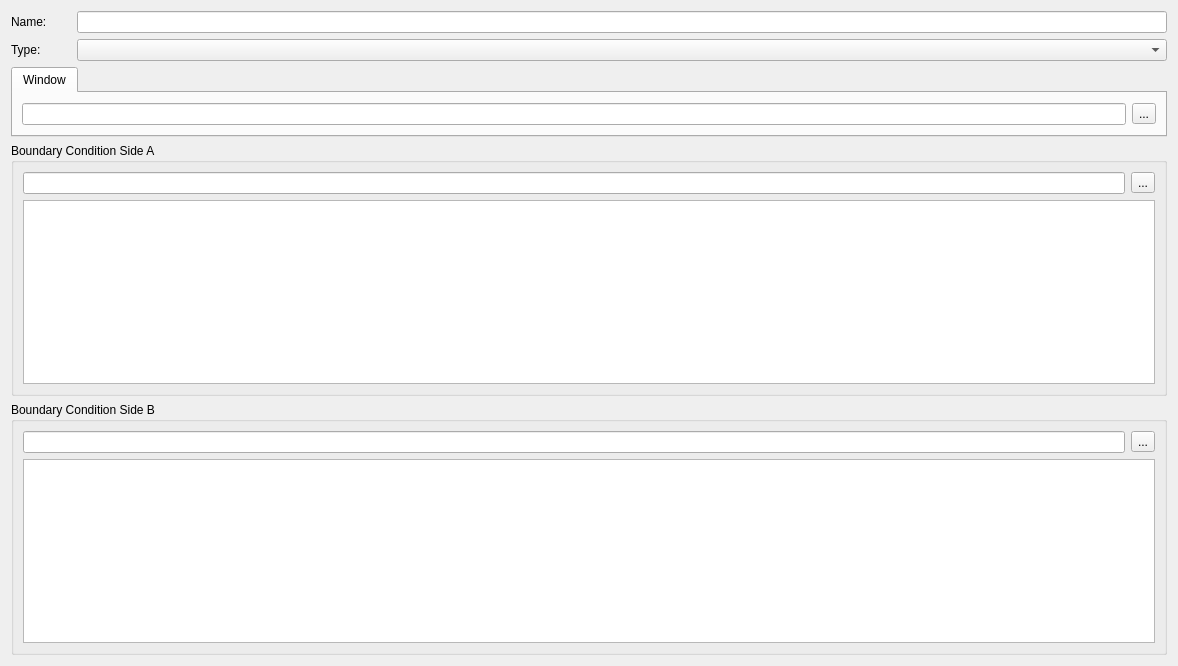
Before: the Qt Designer form SIM-VICUS/src/SVDBSubSurfaceComponentEditWidget.ui in ghorwin/SIM-VICUS, drawn with Qt 5.
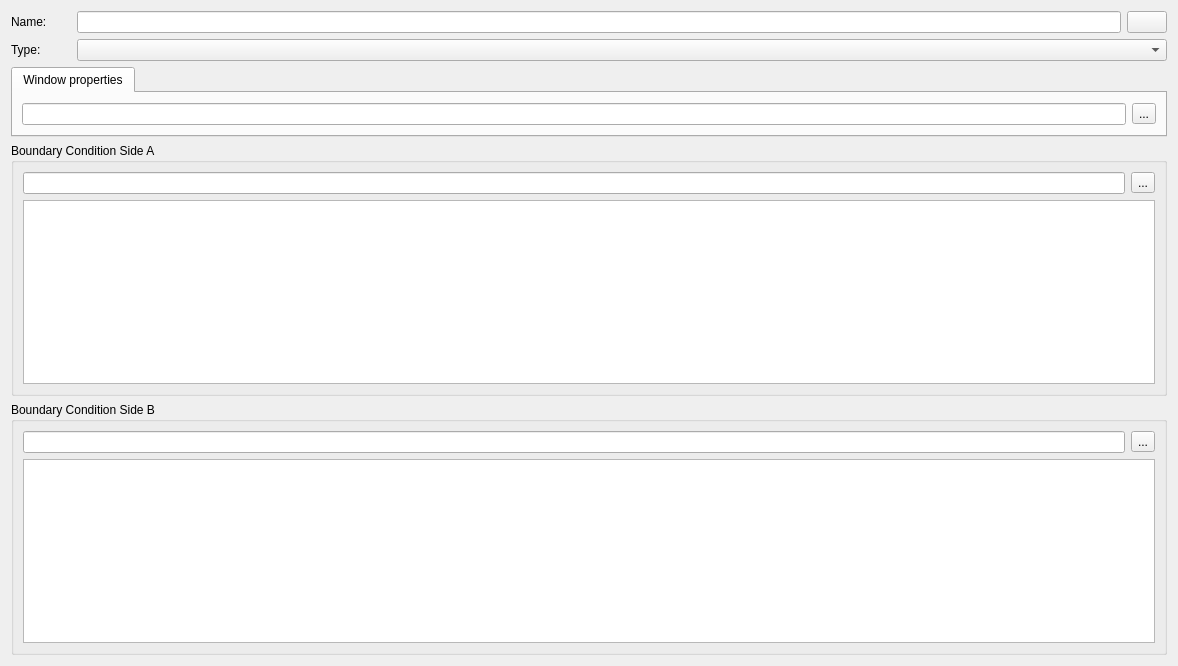
After: the same form once the commit is applied. Custom widgets are drawn as their Qt base class.

Commit message: Added false color editing for subsurface components.

Patch:
```diff
--- a/SIM-VICUS/src/SVDBSubSurfaceComponentEditWidget.ui
+++ b/SIM-VICUS/src/SVDBSubSurfaceComponentEditWidget.ui
@@ -32,6 +32,16 @@
      <item row="0" column="1">
       <widget class="QtExt::LanguageStringEditWidget1" name="lineEditName"/>
      </item>
+     <item row="0" column="2">
+      <widget class="QtExt::ColorButton" name="pushButtonFalseColor">
+       <property name="sizePolicy">
+        <sizepolicy hsizetype="Fixed" vsizetype="Fixed">
+         <horstretch>0</horstretch>
+         <verstretch>0</verstretch>
+        </sizepolicy>
+       </property>
+      </widget>
+     </item>
      <item row="1" column="0">
       <widget class="QLabel" name="labelComponentType">
        <property name="text">
@@ -39,7 +49,7 @@
        </property>
       </widget>
      </item>
-     <item row="1" column="1">
+     <item row="1" column="1" colspan="2">
       <widget class="QComboBox" name="comboBoxSubSurfaceType">
        <property name="sizePolicy">
         <sizepolicy hsizetype="Expanding" vsizetype="Fixed">
@@ -58,7 +68,7 @@
      </property>
      <widget class="QWidget" name="tabWindow">
       <attribute name="title">
-       <string>Window</string>
+       <string>Window properties</string>
       </attribute>
       <layout class="QHBoxLayout" name="horizontalLayout">
        <item>
@@ -126,6 +136,11 @@
   </layout>
  </widget>
  <customwidgets>
+  <customwidget>
+   <class>QtExt::ColorButton</class>
+   <extends>QPushButton</extends>
+   <header location="global">QtExt_ColorButton.h</header>
+  </customwidget>
   <customwidget>
    <class>QtExt::LanguageStringEditWidget1</class>
    <extends>QLineEdit</extends>
```
The commit also changes 2 other files.
